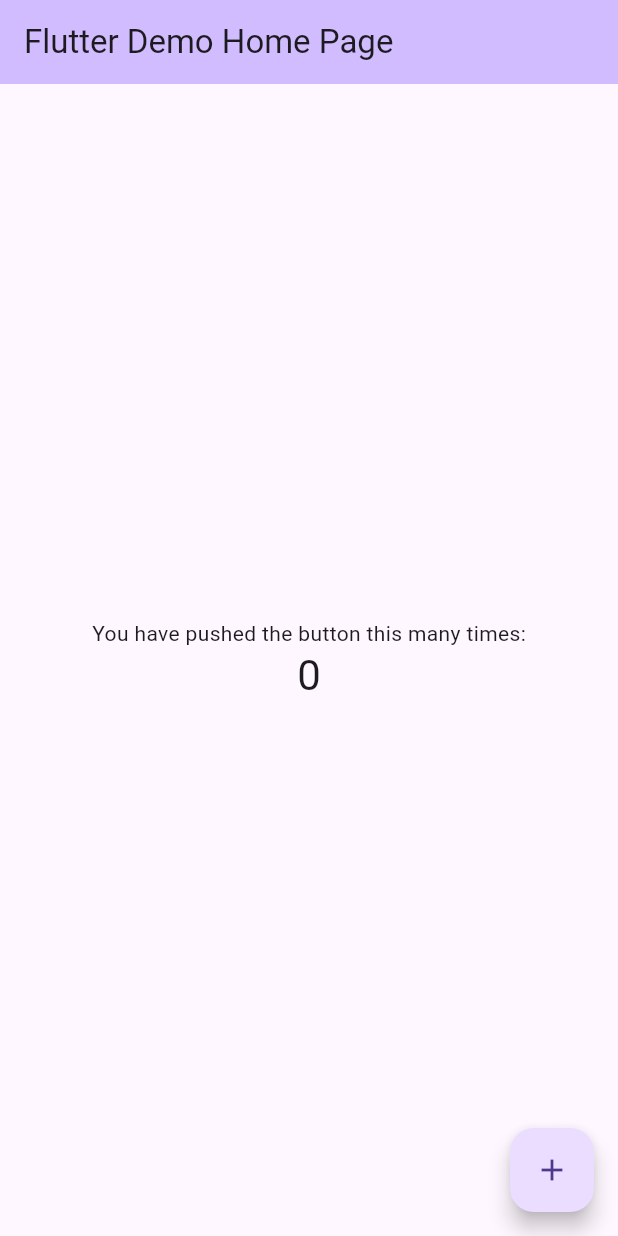
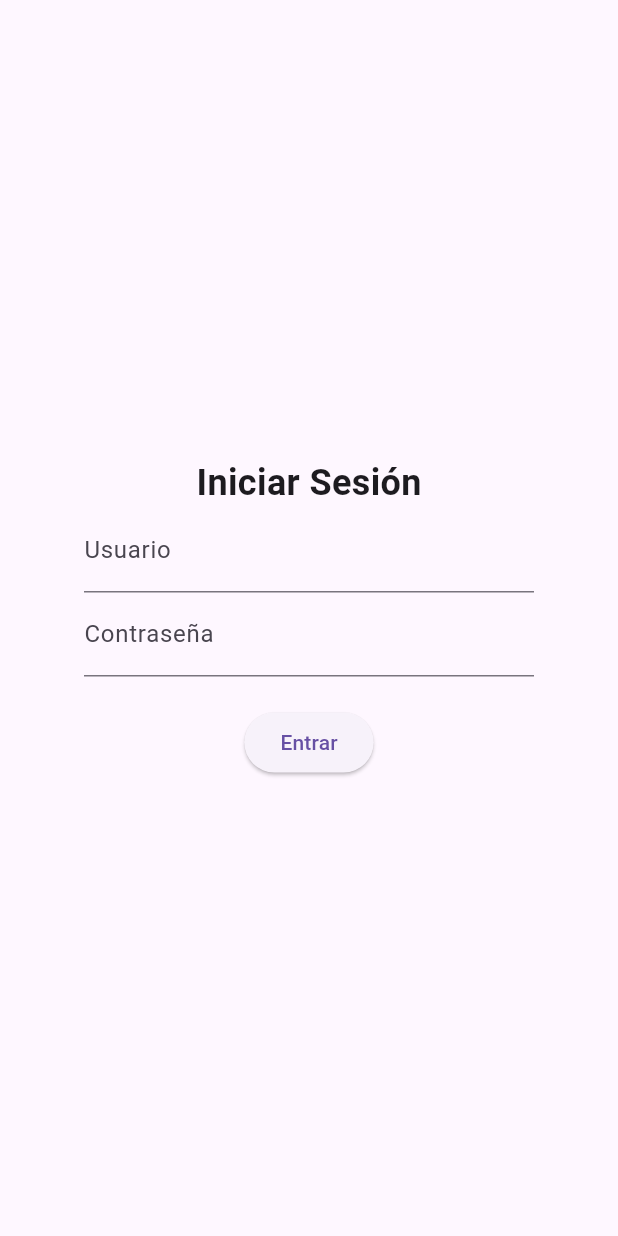
Before and after one commit to chaan12/ordinario_chanortiz_movilhibrido, a Flutter app: the screen it shows after launch, on a phone screen of 412 x 824 dp. Run offline on Flutter 3.47's test engine with Material 3 defaults, Android fonts, the light colour scheme and no system bars; our stand-ins replace equatable.

Commit message:
Implement login feature with clean architecture
Added data, domain, and presentation layers for user login using clean architecture principles. Introduced UserEntity, UserModel, AuthRepository, LoginUseCase, and LoginController. Integrated remote login API datasource and created login, home, and admin dashboard pages. Updated main.dart to use LoginPage as the entry point. Added equatable and http dependencies.

```diff
--- a/lib/main.dart
+++ b/lib/main.dart
@@ -1,4 +1,5 @@
 import 'package:flutter/material.dart';
+import 'src/presentation/pages/login/login_page.dart';
 
 void main() {
   runApp(const MyApp());
@@ -11,6 +12,7 @@
   @override
   Widget build(BuildContext context) {
     return MaterialApp(
+      debugShowCheckedModeBanner: false,
       title: 'Flutter Demo',
       theme: ThemeData(
         // This is the theme of your application.
@@ -29,93 +31,7 @@
         // This works for code too, not just values: Most code changes can be
         // tested with just a hot reload.
       ),
-      home: const MyHomePage(title: 'Flutter Demo Home Page'),
+      home: const LoginPage(),
     );
   }
 }
-
-class MyHomePage extends StatefulWidget {
-  const MyHomePage({super.key, required this.title});
-
-  // This widget is the home page of your application. It is stateful, meaning
-  // that it has a State object (defined below) that contains fields that affect
-  // how it looks.
-
-  // This class is the configuration for the state. It holds the values (in this
-  // case the title) provided by the parent (in this case the App widget) and
-  // used by the build method of the State. Fields in a Widget subclass are
-  // always marked "final".
-
-  final String title;
-
-  @override
-  State<MyHomePage> createState() => _MyHomePageState();
-}
-
-class _MyHomePageState extends State<MyHomePage> {
-  int _counter = 0;
-
-  void _incrementCounter() {
-    setState(() {
-      // This call to setState tells the Flutter framework that something has
-      // changed in this State, which causes it to rerun the build method below
-      // so that the display can reflect the updated values. If we changed
-      // _counter without calling setState(), then the build method would not be
-      // called again, and so nothing would appear to happen.
-      _counter++;
-    });
-  }
-
-  @override
-  Widget build(BuildContext context) {
-    // This method is rerun every time setState is called, for instance as done
-    // by the _incrementCounter method above.
-    //
-    // The Flutter framework has been optimized to make rerunning build methods
-    // fast, so that you can just rebuild anything that needs updating rather
-    // than having to individually change instances of widgets.
-    return Scaffold(
-      appBar: AppBar(
-        // TRY THIS: Try changing the color here to a specific color (to
-        // Colors.amber, perhaps?) and trigger a hot reload to see the AppBar
-        // change color while the other colors stay the same.
-        backgroundColor: Theme.of(context).colorScheme.inversePrimary,
-        // Here we take the value from the MyHomePage object that was created by
-        // the App.build method, and use it to set our appbar title.
-        title: Text(widget.title),
-      ),
-      body: Center(
-        // Center is a layout widget. It takes a single child and positions it
-        // in the middle of the parent.
-        child: Column(
-          // Column is also a layout widget. It takes a list of children and
-          // arranges them vertically. By default, it sizes itself to fit its
-          // children horizontally, and tries to be as tall as its parent.
-          //
-          // Column has various properties to control how it sizes itself and
-          // how it positions its children. Here we use mainAxisAlignment to
-          // center the children vertically; the main axis here is the vertical
-          // axis because Columns are vertical (the cross axis would be
-          // horizontal).
-          //
-          // TRY THIS: Invoke "debug painting" (choose the "Toggle Debug Paint"
-          // action in the IDE, or press "p" in the console), to see the
-          // wireframe for each widget.
-          mainAxisAlignment: MainAxisAlignment.center,
-          children: [
-            const Text('You have pushed the button this many times:'),
-            Text(
-              '$_counter',
-              style: Theme.of(context).textTheme.headlineMedium,
-            ),
-          ],
-        ),
-      ),
-      floatingActionButton: FloatingActionButton(
-        onPressed: _incrementCounter,
-        tooltip: 'Increment',
-        child: const Icon(Icons.add),
-      ),
-    );
-  }
-}
--- a/lib/src/data/models/user_model.dart
+++ b/lib/src/data/models/user_model.dart
@@ -0,0 +1,25 @@
+import '../../domain/entities/user_entity.dart';
+
+class UserModel extends UserEntity {
+  const UserModel({
+    required super.id,
+    required super.username,
+    required super.email,
+    required super.firstName,
+    required super.lastName,
+    required super.role,
+    required super.image,
+  });
+
+  factory UserModel.fromJson(Map<String, dynamic> json) {
+    return UserModel(
+      id: json['id'],
+      username: json['username'],
+      email: json['email'],
+      firstName: json['firstName'],
+      lastName: json['lastName'],
+      role: json['role'],
+      image: json['image'],
+    );
+  }
+}
--- a/lib/src/data/repositories_impl/auth_repository_impl.dart
+++ b/lib/src/data/repositories_impl/auth_repository_impl.dart
@@ -0,0 +1,17 @@
+import '../../domain/entities/user_entity.dart';
+import '../../domain/repositories/auth_repository.dart';
+import '../datasources/remote/login_api_datasource.dart';
+
+class AuthRepositoryImpl implements AuthRepository {
+  final LoginApiDataSource dataSource;
+
+  AuthRepositoryImpl(this.dataSource);
+
+  @override
+  Future<UserEntity?> login(String username, String password) {
+    return dataSource.login(username, password);
+  }
+
+  @override
+  Future<void> logout() async {}
+}
--- a/lib/src/domain/entities/user_entity.dart
+++ b/lib/src/domain/entities/user_entity.dart
@@ -0,0 +1,32 @@
+import 'package:equatable/equatable.dart';
+
+class UserEntity extends Equatable {
+  final int id;
+  final String username;
+  final String email;
+  final String firstName;
+  final String lastName;
+  final String role;
+  final String image;
+
+  const UserEntity({
+    required this.id,
+    required this.username,
+    required this.email,
+    required this.firstName,
+    required this.lastName,
+    required this.role,
+    required this.image,
+  });
+
+  @override
+  List<Object> get props => [
+    id,
+    username,
+    email,
+    firstName,
+    lastName,
+    role,
+    image,
+  ];
+}
--- a/lib/src/domain/repositories/auth_repository.dart
+++ b/lib/src/domain/repositories/auth_repository.dart
@@ -0,0 +1,6 @@
+import '../entities/user_entity.dart';
+
+abstract class AuthRepository {
+  Future<UserEntity?> login(String username, String password);
+  Future<void> logout();
+}
--- a/lib/src/domain/usecases/auth/login_usecase.dart
+++ b/lib/src/domain/usecases/auth/login_usecase.dart
@@ -0,0 +1,12 @@
+import '../../entities/user_entity.dart';
+import '../../repositories/auth_repository.dart';
+
+class LoginUseCase {
+  final AuthRepository repository;
+
+  LoginUseCase(this.repository);
+
+  Future<UserEntity?> call(String username, String password) {
+    return repository.login(username, password);
+  }
+}
--- a/lib/src/presentation/controllers/login_controller.dart
+++ b/lib/src/presentation/controllers/login_controller.dart
@@ -0,0 +1,33 @@
+import '../../domain/entities/user_entity.dart';
+import '../../domain/usecases/auth/login_usecase.dart';
+
+class LoginController {
+  final LoginUseCase loginUseCase;
+
+  UserEntity? currentUser;
+  bool isLoading = false;
+  String? errorMessage;
+
+  LoginController(this.loginUseCase);
+
+  Future<String?> login(String username, String password) async {
+    isLoading = true;
+    errorMessage = null;
+
+    final user = await loginUseCase(username, password);
+
+    isLoading = false;
+
+    if (user == null) {
+      errorMessage = "Usuario o contraseña incorrectos";
+      return null;
+    }
+
+    currentUser = user;
+    return user.role;
+  }
+
+  void logout() {
+    currentUser = null;
+  }
+}
--- a/lib/src/presentation/pages/login/login_page.dart
+++ b/lib/src/presentation/pages/login/login_page.dart
@@ -0,0 +1,92 @@
+import 'package:flutter/material.dart';
+import '../../../presentation/controllers/login_controller.dart';
+import '../../../domain/usecases/auth/login_usecase.dart';
+import '../../../data/repositories_impl/auth_repository_impl.dart';
+import '../../../data/datasources/remote/login_api_datasource.dart';
+import '../../../../../main.dart';
+import '../home/home_page.dart';
+import '../admin/admin_dashboard_page.dart';
+
+class LoginPage extends StatefulWidget {
+  const LoginPage({super.key});
+
+  @override
+  State<LoginPage> createState() => _LoginPageState();
+}
+
+class _LoginPageState extends State<LoginPage> {
+  final usernameCtrl = TextEditingController();
+  final passwordCtrl = TextEditingController();
+
+  late LoginController controller;
+
+  @override
+  void initState() {
+    final datasource = LoginApiDataSource();
+    final repository = AuthRepositoryImpl(datasource);
+    final usecase = LoginUseCase(repository);
+    controller = LoginController(usecase);
+    super.initState();
+  }
+
+  Future<void> handleLogin() async {
+    final role = await controller.login(
+      usernameCtrl.text.trim(),
+      passwordCtrl.text.trim(),
+    );
+
+    if (role == null) {
+      ScaffoldMessenger.of(context).showSnackBar(
+        const SnackBar(content: Text("Usuario o contraseña incorrectos")),
+      );
+      return;
+    }
+
+    if (role == "admin") {
+      Navigator.pushReplacement(
+        context,
+        MaterialPageRoute(builder: (_) => const AdminDashboardPage()),
+      );
+      return;
+    }
+
+    Navigator.pushReplacement(
+      context,
+      MaterialPageRoute(builder: (_) => const HomePage()),
+    );
+  }
+
+  @override
+  Widget build(BuildContext context) {
+    return Scaffold(
+      body: Center(
+        child: SizedBox(
+          width: 300,
+          child: Column(
+            mainAxisAlignment: MainAxisAlignment.center,
+            children: [
+              const Text(
+                "Iniciar Sesión",
+                style: TextStyle(fontSize: 24, fontWeight: FontWeight.bold),
+              ),
+              TextField(
+                controller: usernameCtrl,
+                decoration: const InputDecoration(labelText: "Usuario"),
+              ),
+              TextField(
+                controller: passwordCtrl,
+                decoration: const InputDecoration(labelText: "Contraseña"),
+                obscureText: true,
+              ),
+              const SizedBox(height: 20),
+              ElevatedButton(
+                onPressed: handleLogin,
+                child: const Text("Entrar"),
+              ),
+            ],
+          ),
+        ),
+      ),
+    );
+  }
+}
--- a/pubspec.yaml
+++ b/pubspec.yaml
@@ -34,6 +34,8 @@
   # The following adds the Cupertino Icons font to your application.
   # Use with the CupertinoIcons class for iOS style icons.
   cupertino_icons: ^1.0.8
+  equatable: ^2.0.5
+  http: ^1.2.1
 
 dev_dependencies:
   flutter_test:
```
Also changed, not shown: lib/src/data/datasources/remote/login_api_datasource.dart (added, +24 -0 lines), lib/src/presentation/pages/admin/admin_dashboard_page.dart (+18 -0 lines), lib/src/presentation/pages/home/home_page.dart (+18 -0 lines), pubspec.lock.
